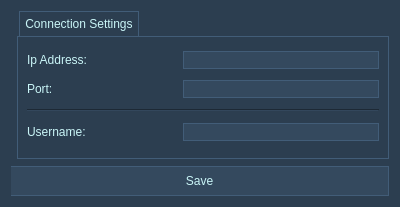
Qt form source/settings/settings.ui (5l1v3r1/Moderat) before a commit.
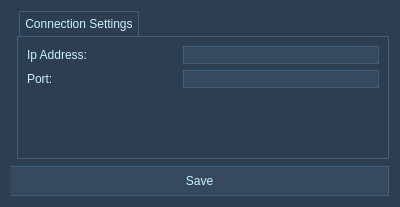
The same form after that commit. Icons and pictures are not drawn.

```diff
--- a/source/settings/settings.ui
+++ b/source/settings/settings.ui
@@ -80,13 +80,6 @@
        <string>Connection Settings</string>
       </attribute>
       <layout class="QGridLayout" name="gridLayout">
-       <item row="2" column="0">
-        <widget class="Line" name="line">
-         <property name="orientation">
-          <enum>Qt::Horizontal</enum>
-         </property>
-        </widget>
-       </item>
        <item row="0" column="0">
         <layout class="QHBoxLayout" name="horizontalLayout">
          <item>
@@ -141,32 +134,18 @@
          </item>
         </layout>
        </item>
-       <item row="3" column="0">
-        <layout class="QHBoxLayout" name="horizontalLayout_3">
-         <item>
-          <widget class="QLabel" name="usernameLabel">
-           <property name="minimumSize">
-            <size>
-             <width>150</width>
-             <height>0</height>
-            </size>
-           </property>
-           <property name="text">
-            <string>Username:</string>
-           </property>
-          </widget>
-         </item>
-         <item>
-          <widget class="QLineEdit" name="usernameEntry">
-           <property name="styleSheet">
-            <string notr="true">background-color: #34495e; 
-border: none;
-border: 1px ridge;
-border-color: #2c3e50;</string>
-           </property>
-          </widget>
-         </item>
-        </layout>
+       <item row="2" column="0">
+        <spacer name="verticalSpacer">
+         <property name="orientation">
+          <enum>Qt::Vertical</enum>
+         </property>
+         <property name="sizeHint" stdset="0">
+          <size>
+           <width>20</width>
+           <height>40</height>
+          </size>
+         </property>
+        </spacer>
        </item>
       </layout>
      </widget>
```
